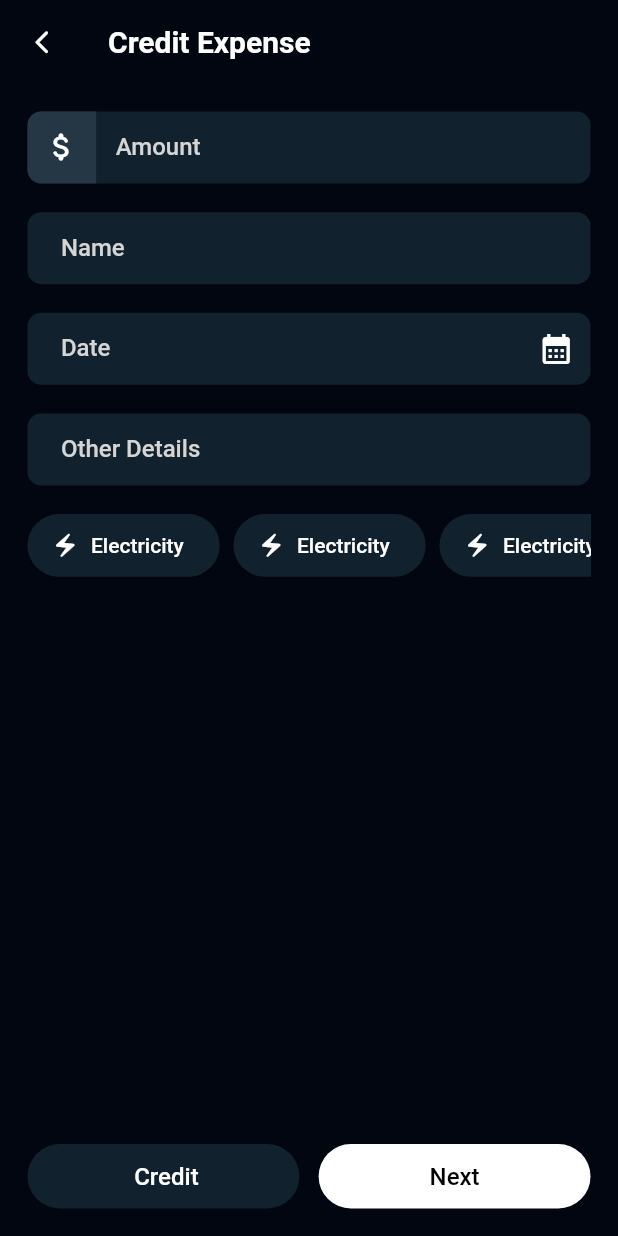
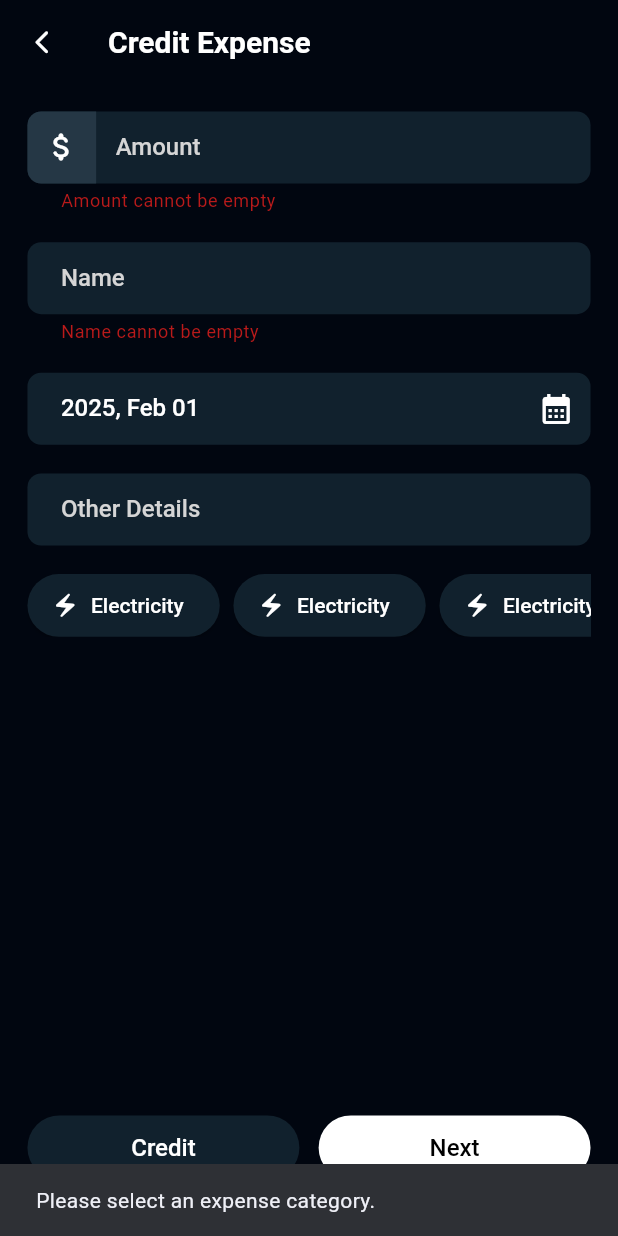
Before and after one commit to Mohdsamiransari/coinly, a Flutter app: the DebitCreditExpenseScreen screen opened directly with empty values, after a tap on "Credit", on a phone screen of 412 x 824 dp. Run offline on Flutter 3.47's test engine with Material 3 defaults, Android fonts, the phone set to English and light mode, and no system bars; our stand-ins replace bloc, flutter_screenutil, flutter_svg, go_router, qr_flutter, salomon_bottom_bar and 1 more; missing offline and left inert: scroll_datetime_picker; project files that could hold a hidden picture were left out.

Commit message:
added debit credit form validation

```diff
--- a/lib/components/common/common_input_widget.dart
+++ b/lib/components/common/common_input_widget.dart
@@ -20,6 +20,10 @@ class CommonInputWidget extends StatelessWidget {
   final Widget? suffixIcon;
   final String? suffixText;
   final Function(String)? onChanged;
+  final Function()? onTap;
+  final bool? readOnly;
+  final String? initialValue;
+  final String? Function(String?)? validator;
 
   const CommonInputWidget({
     super.key,
@@ -40,6 +44,10 @@ class CommonInputWidget extends StatelessWidget {
     this.suffixIcon,
     this.suffixText,
     this.onChanged,
+    this.onTap,
+    this.readOnly,
+    this.initialValue,
+    this.validator,
   });
 
   @override
@@ -49,7 +57,10 @@ class CommonInputWidget extends StatelessWidget {
       onTapOutside: (event) {
         FocusManager.instance.primaryFocus!.unfocus();
       },
+      readOnly: readOnly ?? false,
+      initialValue: initialValue,
       onChanged: onChanged,
+      onTap: onTap,
       keyboardType: textInputType,
       style: textStyle ??
           AppTextStyles.getStyle(
@@ -59,6 +70,8 @@ class CommonInputWidget extends StatelessWidget {
           ),
       obscureText: obscureText,
       textCapitalization: textCapitalization ?? TextCapitalization.sentences,
+      validator: validator,
+      autovalidateMode: AutovalidateMode.onUserInteraction,
       decoration: InputDecoration(
         contentPadding:
             contentPadding ?? EdgeInsets.symmetric(horizontal: 16.w),
@@ -79,6 +92,11 @@ class CommonInputWidget extends StatelessWidget {
           borderRadius: borderRadius ?? BorderRadius.circular(25.r),
           borderSide: borderSide ?? BorderSide.none,
         ),
+        enabledBorder: OutlineInputBorder(
+          borderRadius: borderRadius ?? BorderRadius.circular(8.r),
+          borderSide: borderSide ?? BorderSide.none,
+        ),
+
       ),
     );
   }
--- a/lib/components/dashboard/ui/dashboard_screen.dart
+++ b/lib/components/dashboard/ui/dashboard_screen.dart
@@ -51,6 +51,7 @@ class _DashboardScreenState extends State<DashboardScreen> {
                     borderRadius: BorderRadius.circular(50),
                   ),
                   child: SalomonBottomBar(
+
                     currentIndex: _currentIndex,
                     onTap: (i) => setState(() => _currentIndex = i),
                     items: [
--- a/lib/components/expense/ui/debit_credit_expense_screen.dart
+++ b/lib/components/expense/ui/debit_credit_expense_screen.dart
@@ -10,6 +10,8 @@ import 'package:flutter_screenutil/flutter_screenutil.dart';
 import 'package:coinly/utils/app_colors.dart';
 import 'package:flutter/material.dart';
 import 'package:go_router/go_router.dart';
+import 'package:intl/intl.dart';
+import 'package:scroll_datetime_picker/scroll_datetime_picker.dart';
 
 class DebitCreditExpenseScreen extends StatefulWidget {
   final bool isDebitScreen;
@@ -20,7 +22,57 @@ class DebitCreditExpenseScreen extends StatefulWidget {
   State<DebitCreditExpenseScreen> createState() => _DebitExpenseScreenState();
 }
 
-class _DebitExpenseScreenState extends State<DebitCreditExpenseScreen> {
+class _DebitExpenseScreenState extends State<DebitCreditExpenseScreen>
+    with SingleTickerProviderStateMixin {
+  DateTime _selectTime = DateTime.now();
+  late TextEditingController _dateController;
+  final _formKey = GlobalKey<FormState>();
+  int? _selectedCategoryIndex;
+  late AnimationController _animationController;
+  late Animation<double> _fadeAnimation;
+
+  @override
+  void initState() {
+    super.initState();
+    _dateController = TextEditingController(text: _formatDate(_selectTime));
+
+    // Initialize animation
+    _animationController = AnimationController(
+      vsync: this,
+      duration: const Duration(seconds: 1),
+    );
+
+    _fadeAnimation = Tween<double>(begin: 0, end: 1).animate(
+      CurvedAnimation(parent: _animationController, curve: Curves.easeIn),
+    );
+
+    _animationController.forward(); // Start animation
+  }
+
+  @override
+  void dispose() {
+    _dateController.dispose();
+    _animationController.dispose();
+    super.dispose();
+  }
+
+  String _formatDate(DateTime date) {
+    return DateFormat('yyyy, MMM dd').format(date);
+  }
+
+  void _validateAndSubmit() {
+    if (_formKey.currentState!.validate() && _selectedCategoryIndex != null) {
+      log("Form is valid! Proceeding...");
+      log("Selected Category Index: $_selectedCategoryIndex");
+      widget.isDebitScreen ? log("Debit Screen") : log("Credit Screen");
+    } else if (_selectedCategoryIndex == null) {
+      log("Please select an expense category.");
+      ScaffoldMessenger.of(context).showSnackBar(
+        const SnackBar(content: Text("Please select an expense category.")),
+      );
+    }
+  }
+
   @override
   Widget build(BuildContext context) {
     return Scaffold(
@@ -37,7 +89,7 @@ class _DebitExpenseScreenState extends State<DebitCreditExpenseScreen> {
           ),
         ),
         title: Text(
-          "${widget.isDebitScreen ? "Debit" : "Credit"} Expense",
+          "${widget.isDebitScreen ? AppStrings.debit : AppStrings.credit} ${AppStrings.expense}",
           style: AppTextStyles.getStyle(
             colorVariant: ColorVariant.white,
             sizeVariant: SizeVariant.mediumLarge,
@@ -46,8 +98,12 @@ class _DebitExpenseScreenState extends State<DebitCreditExpenseScreen> {
         ),
         centerTitle: false,
       ),
-      body: Padding(
+      body: FadeTransition(
+        opacity: _fadeAnimation,
+        child: Padding(
           padding: EdgeInsets.all(16.r),
+          child: Form(
+            key: _formKey,
             child: Column(
               crossAxisAlignment: CrossAxisAlignment.start,
               mainAxisAlignment: MainAxisAlignment.start,
@@ -72,6 +128,15 @@ class _DebitExpenseScreenState extends State<DebitCreditExpenseScreen> {
                     ),
                   ),
                   textInputType: TextInputType.number,
+                  validator: (value) {
+                    if (value == null || value.isEmpty) {
+                      return "Amount cannot be empty";
+                    }
+                    if (double.tryParse(value) == null) {
+                      return "Enter a valid number";
+                    }
+                    return null;
+                  },
                 ),
                 CommonSizedBoxWidget.height(16.h),
                 CommonInputWidget(
@@ -79,10 +144,17 @@ class _DebitExpenseScreenState extends State<DebitCreditExpenseScreen> {
                   fillColor: AppColors.secondaryBlue,
                   borderRadius: BorderRadius.circular(8.r),
                   hintText: AppStrings.expenseName,
-              textInputType: TextInputType.number,
+                  validator: (value) {
+                    if (value == null || value.isEmpty) {
+                      return "Name cannot be empty";
+                    }
+
+                    return null;
+                  },
                 ),
                 CommonSizedBoxWidget.height(16.h),
                 CommonInputWidget(
+                  controller: _dateController,
                   isFilled: true,
                   fillColor: AppColors.secondaryBlue,
                   borderRadius: BorderRadius.circular(8.r),
@@ -101,6 +173,8 @@ class _DebitExpenseScreenState extends State<DebitCreditExpenseScreen> {
                       color: AppColors.white,
                     ),
                   ),
+                  readOnly: true,
+                  onTap: _selectDate,
                 ),
                 CommonSizedBoxWidget.height(16.h),
                 CommonInputWidget(
@@ -108,13 +182,13 @@ class _DebitExpenseScreenState extends State<DebitCreditExpenseScreen> {
                   fillColor: AppColors.secondaryBlue,
                   borderRadius: BorderRadius.circular(8.r),
                   hintText: AppStrings.otherDetails,
-              textInputType: TextInputType.datetime,
                 ),
                 CommonSizedBoxWidget.height(16.h),
                 ExpenseCategoryWidget(
                   onPressedSelectedData: (index) {
                     setState(() {
-                  log("Selected Expense Category Index $index");
+                      _selectedCategoryIndex = index;
+                      log("Selected Expense Category Index: $_selectedCategoryIndex");
                     });
                   },
                 ),
@@ -124,15 +198,7 @@ class _DebitExpenseScreenState extends State<DebitCreditExpenseScreen> {
                   mainAxisAlignment: MainAxisAlignment.spaceBetween,
                   children: [
                     CommonButtonWidget(
-                  onPressed: () {
-                    widget.isDebitScreen
-                        ? setState(() {
-                            log("Debit Screen");
-                          })
-                        : setState(() {
-                            log("Credit Screen");
-                          });
-                  },
+                      onPressed: _validateAndSubmit,
                       backgroundColor: AppColors.secondaryBlue,
                       btnLabelStyle: AppTextStyles.getStyle(
                         colorVariant: ColorVariant.white,
@@ -140,17 +206,59 @@ class _DebitExpenseScreenState extends State<DebitCreditExpenseScreen> {
                         fontWeightVariant: FontWeightVariant.medium,
                       ),
                       width: MediaQuery.of(context).size.width * .44,
-                  btnLabel: widget.isDebitScreen ? "Debit" : " Credit",
+                      btnLabel: widget.isDebitScreen
+                          ? AppStrings.debit
+                          : AppStrings.credit,
                     ),
                     CommonButtonWidget(
+                      onPressed: _validateAndSubmit,
                       width: MediaQuery.of(context).size.width * .44,
-                  btnLabel: "Next",
+                      btnLabel: AppStrings.next,
                     ),
                   ],
-            )
+                ),
+                CommonSizedBoxWidget.height(16.h),
               ],
+            ),
+          ),
         ),
       ),
     );
   }
+
+  _selectDate() {
+    showModalBottomSheet(
+      backgroundColor: AppColors.secondaryBlue,
+      showDragHandle: true,
+      context: context,
+      builder: (context) {
+        return ScrollDateTimePicker(
+          itemExtent: 54,
+          infiniteScroll: true,
+          style: DateTimePickerStyle(
+            activeStyle: AppTextStyles.getStyle(
+              colorVariant: ColorVariant.white,
+              sizeVariant: SizeVariant.medium,
+              fontWeightVariant: FontWeightVariant.medium,
+            ),
+            inactiveStyle: AppTextStyles.getStyle(
+              colorVariant: ColorVariant.primaryWhite,
+              sizeVariant: SizeVariant.medium,
+              fontWeightVariant: FontWeightVariant.medium,
+            ),
+          ),
+          dateOption: DateTimePickerOption(
+            dateFormat: DateFormat('yyyyMMMdd'),
+            minDate: DateTime(1999, 12),
+            maxDate: DateTime(2099, 12),
+            initialDate: _selectTime,
+          ),
+          onChange: (datetime) => setState(() {
+            _selectTime = datetime;
+            _dateController.text = _formatDate(datetime);
+          }),
+        );
+      },
+    );
   }
+}
--- a/lib/components/home/ui/widgets/credit_debit_scan_widget.dart
+++ b/lib/components/home/ui/widgets/credit_debit_scan_widget.dart
@@ -91,7 +91,7 @@ class CreditDebitScanWidget extends StatelessWidget {
             size: 24.r,
             color: AppColors.white,
           ),
-        )
+        ),
       ],
     );
   }
--- a/lib/utils/app_strings.dart
+++ b/lib/utils/app_strings.dart
@@ -1,6 +1,7 @@
 class AppStrings {
   // Common
   static const String add = "Add";
+  static const String next = "Next";
 
   // Auth
   static const String appName = "COINLY";
@@ -38,6 +39,9 @@ class AppStrings {
   static const String setYourCurrentBalance = "Set your current balance to accurately reflect your finances.";
   static const String addYourCurrentBalance = "Add Current Balance";
 
+  // Expense
+  static const String expense = "Expense";
+
 
 
 
--- a/pubspec.yaml
+++ b/pubspec.yaml
@@ -40,13 +40,13 @@ dependencies:
   flutter_dotenv: ^5.2.1
   go_router: ^14.7.1
   dio: ^5.7.0
-  intl: ^0.20.2
+  intl: ^0.19.0
   shimmer: ^3.0.0
   flutter_screenutil: ^5.9.3
   flutter_svg: ^2.0.10+1
   salomon_bottom_bar: ^3.3.2
   qr_flutter: ^4.1.0
-
+  scroll_datetime_picker: ^0.1.2
 
 dev_dependencies:
   flutter_test:
```
Also changed, not shown: pubspec.lock. Lines whose indentation alone changed are shown as unchanged.
